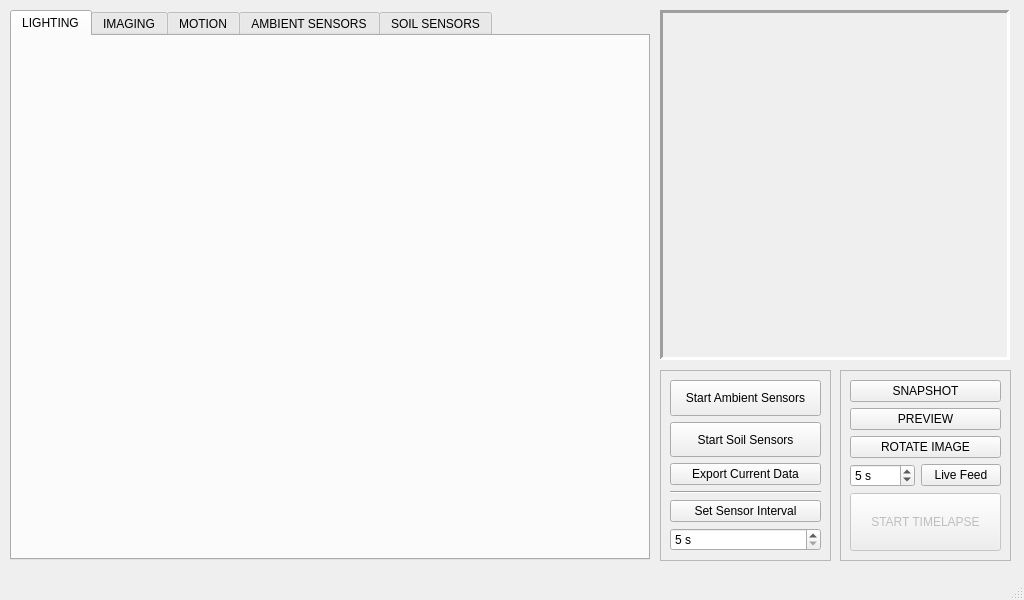
First picture: the form in _ui/FlashLapse_Pro.ui, repository CoCl-Jerry/Flashlapse_Pro_Dev, before the edit.
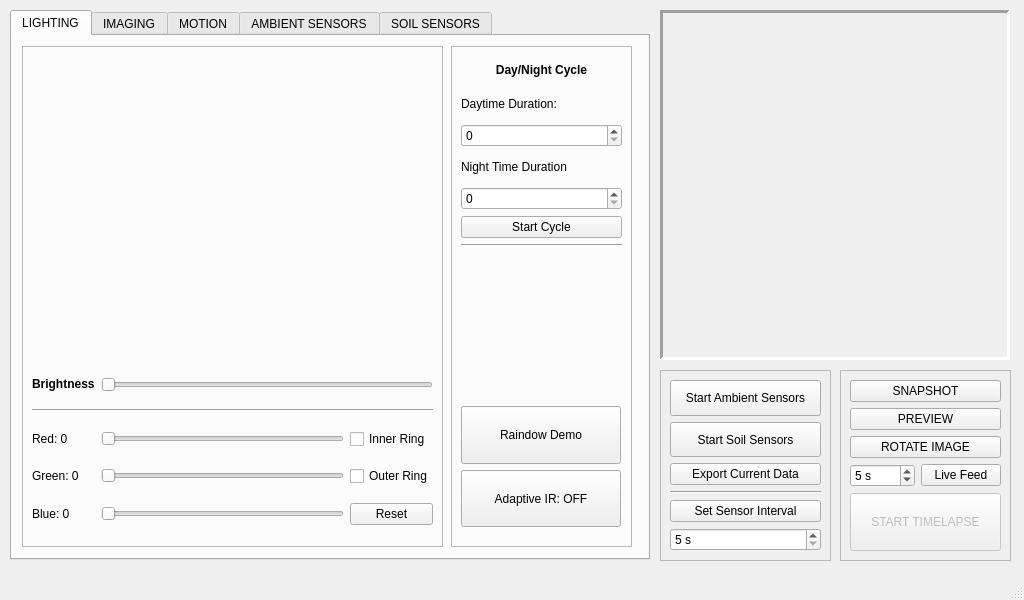
Second picture: the form after the edit. The open tabs and pages were chosen to show the change. Icons and pictures are not drawn. Custom widgets are drawn as their Qt base class.

Patch:
```diff
--- a/_ui/FlashLapse_Pro.ui
+++ b/_ui/FlashLapse_Pro.ui
@@ -83,6 +83,250 @@
      <attribute name="title">
       <string>LIGHTING</string>
      </attribute>
+     <widget class="QFrame" name="frame_12">
+      <property name="geometry">
+       <rect>
+        <x>10</x>
+        <y>10</y>
+        <width>421</width>
+        <height>501</height>
+       </rect>
+      </property>
+      <property name="frameShape">
+       <enum>QFrame::StyledPanel</enum>
+      </property>
+      <property name="frameShadow">
+       <enum>QFrame::Raised</enum>
+      </property>
+      <widget class="QLabel" name="label">
+       <property name="geometry">
+        <rect>
+         <x>60</x>
+         <y>20</y>
+         <width>300</width>
+         <height>300</height>
+        </rect>
+       </property>
+       <property name="text">
+        <string/>
+       </property>
+       <property name="pixmap">
+        <pixmap>../_image/lighting-01.png</pixmap>
+       </property>
+       <property name="scaledContents">
+        <bool>true</bool>
+       </property>
+      </widget>
+      <widget class="QWidget" name="gridLayoutWidget_16">
+       <property name="geometry">
+        <rect>
+         <x>10</x>
+         <y>320</y>
+         <width>401</width>
+         <height>171</height>
+        </rect>
+       </property>
+       <layout class="QGridLayout" name="gridLayout_16">
+        <item row="0" column="1" colspan="2">
+         <widget class="QSlider" name="lighting_brightness_horizontalSlider">
+          <property name="orientation">
+           <enum>Qt::Horizontal</enum>
+          </property>
+         </widget>
+        </item>
+        <item row="4" column="2">
+         <widget class="QPushButton" name="pushButton_3">
+          <property name="text">
+           <string>Reset</string>
+          </property>
+         </widget>
+        </item>
+        <item row="3" column="2">
+         <widget class="QCheckBox" name="lighting_outer_ring_checkBox">
+          <property name="text">
+           <string>Outer Ring</string>
+          </property>
+         </widget>
+        </item>
+        <item row="1" column="0" colspan="3">
+         <widget class="Line" name="line_19">
+          <property name="orientation">
+           <enum>Qt::Horizontal</enum>
+          </property>
+         </widget>
+        </item>
+        <item row="4" column="1">
+         <widget class="QSlider" name="lighting_blue_horizontalSlider">
+          <property name="orientation">
+           <enum>Qt::Horizontal</enum>
+          </property>
+         </widget>
+        </item>
+        <item row="2" column="0">
+         <widget class="QLabel" name="lighting_red_label">
+          <property name="text">
+           <string>Red: 0</string>
+          </property>
+         </widget>
+        </item>
+        <item row="4" column="0">
+         <widget class="QLabel" name="lighting_blue_label">
+          <property name="text">
+           <string>Blue: 0</string>
+          </property>
+         </widget>
+        </item>
+        <item row="0" column="0">
+         <widget class="QLabel" name="label_22">
+          <property name="text">
+           <string>&lt;html&gt;&lt;head/&gt;&lt;body&gt;&lt;p&gt;&lt;span style=&quot; font-weight:700;&quot;&gt;Brightness&lt;/span&gt;&lt;/p&gt;&lt;/body&gt;&lt;/html&gt;</string>
+          </property>
+         </widget>
+        </item>
+        <item row="3" column="0">
+         <widget class="QLabel" name="lighting_green_label">
+          <property name="text">
+           <string>Green: 0</string>
+          </property>
+         </widget>
+        </item>
+        <item row="2" column="2">
+         <widget class="QCheckBox" name="lighting_inner_ring_checkBox">
+          <property name="text">
+           <string>Inner Ring</string>
+          </property>
+         </widget>
+        </item>
+        <item row="2" column="1">
+         <widget class="QSlider" name="lighting_red_horizontalSlider">
+          <property name="orientation">
+           <enum>Qt::Horizontal</enum>
+          </property>
+         </widget>
+        </item>
+        <item row="3" column="1">
+         <widget class="QSlider" name="lighting_green_horizontalSlider">
+          <property name="orientation">
+           <enum>Qt::Horizontal</enum>
+          </property>
+         </widget>
+        </item>
+       </layout>
+      </widget>
+     </widget>
+     <widget class="QFrame" name="frame_13">
+      <property name="geometry">
+       <rect>
+        <x>439</x>
+        <y>10</y>
+        <width>181</width>
+        <height>501</height>
+       </rect>
+      </property>
+      <property name="frameShape">
+       <enum>QFrame::StyledPanel</enum>
+      </property>
+      <property name="frameShadow">
+       <enum>QFrame::Raised</enum>
+      </property>
+      <widget class="QWidget" name="gridLayoutWidget_17">
+       <property name="geometry">
+        <rect>
+         <x>10</x>
+         <y>10</y>
+         <width>161</width>
+         <height>191</height>
+        </rect>
+       </property>
+       <layout class="QGridLayout" name="gridLayout_17">
+        <item row="6" column="0">
+         <widget class="Line" name="line_20">
+          <property name="orientation">
+           <enum>Qt::Horizontal</enum>
+          </property>
+         </widget>
+        </item>
+        <item row="4" column="0">
+         <widget class="QSpinBox" name="lighting_nighttime_duration_spinBox"/>
+        </item>
+        <item row="5" column="0">
+         <widget class="QPushButton" name="lighting_start_cycle_pushButton">
+          <property name="sizePolicy">
+           <sizepolicy hsizetype="Expanding" vsizetype="Fixed">
+            <horstretch>0</horstretch>
+            <verstretch>0</verstretch>
+           </sizepolicy>
+          </property>
+          <property name="text">
+           <string>Start Cycle</string>
+          </property>
+         </widget>
+        </item>
+        <item row="2" column="0">
+         <widget class="QSpinBox" name="lighting_daytime_duration_spinBox"/>
+        </item>
+        <item row="3" column="0">
+         <widget class="QLabel" name="label_24">
+          <property name="text">
+           <string>Night Time Duration</string>
+          </property>
+         </widget>
+        </item>
+        <item row="1" column="0">
+         <widget class="QLabel" name="label_23">
+          <property name="text">
+           <string>Daytime Duration:</string>
+          </property>
+         </widget>
+        </item>
+        <item row="0" column="0">
+         <widget class="QLabel" name="label_18">
+          <property name="text">
+           <string>&lt;html&gt;&lt;head/&gt;&lt;body&gt;&lt;p align=&quot;center&quot;&gt;&lt;span style=&quot; font-weight:700;&quot;&gt;Day/Night Cycle&lt;/span&gt;&lt;/p&gt;&lt;/body&gt;&lt;/html&gt;</string>
+          </property>
+         </widget>
+        </item>
+       </layout>
+      </widget>
+      <widget class="QWidget" name="verticalLayoutWidget_3">
+       <property name="geometry">
+        <rect>
+         <x>10</x>
+         <y>360</y>
+         <width>160</width>
+         <height>121</height>
+        </rect>
+       </property>
+       <layout class="QVBoxLayout" name="verticalLayout_4">
+        <item>
+         <widget class="QPushButton" name="lighting_rainbow_demo_pushButton">
+          <property name="sizePolicy">
+           <sizepolicy hsizetype="Minimum" vsizetype="Expanding">
+            <horstretch>0</horstretch>
+            <verstretch>0</verstretch>
+           </sizepolicy>
+          </property>
+          <property name="text">
+           <string>Raindow Demo</string>
+          </property>
+         </widget>
+        </item>
+        <item>
+         <widget class="QPushButton" name="lighting_adaptive_IR_pushButton">
+          <property name="sizePolicy">
+           <sizepolicy hsizetype="Minimum" vsizetype="Expanding">
+            <horstretch>0</horstretch>
+            <verstretch>0</verstretch>
+           </sizepolicy>
+          </property>
+          <property name="text">
+           <string>Adaptive IR: OFF</string>
+          </property>
+         </widget>
+        </item>
+       </layout>
+      </widget>
+     </widget>
     </widget>
     <widget class="QWidget" name="tab_3">
      <attribute name="title">
```
Left out of the diff: 6 changed lines with no effect on the pictures.
